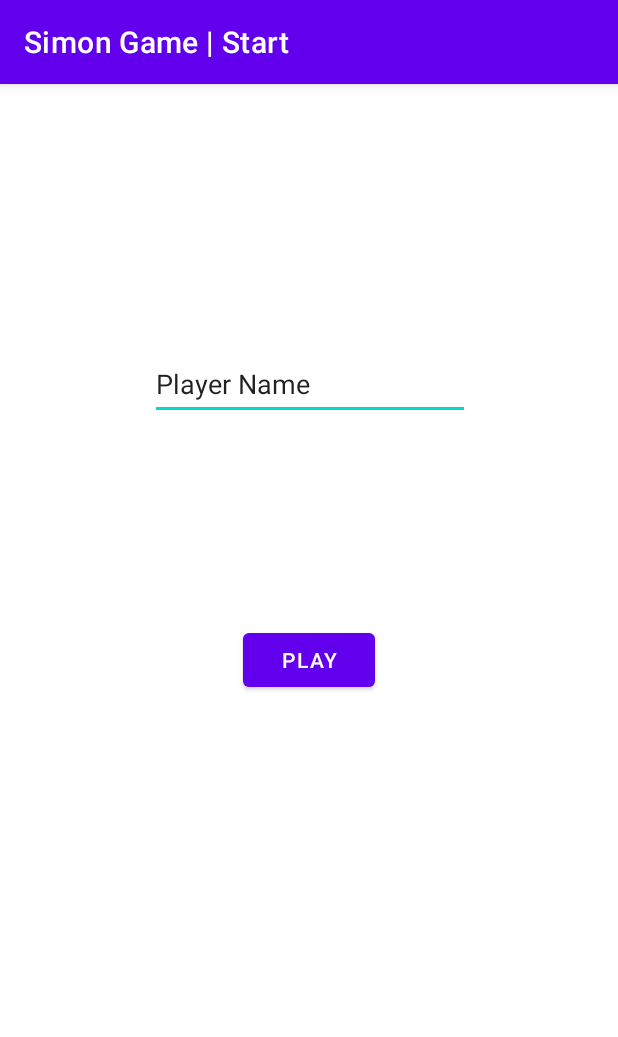
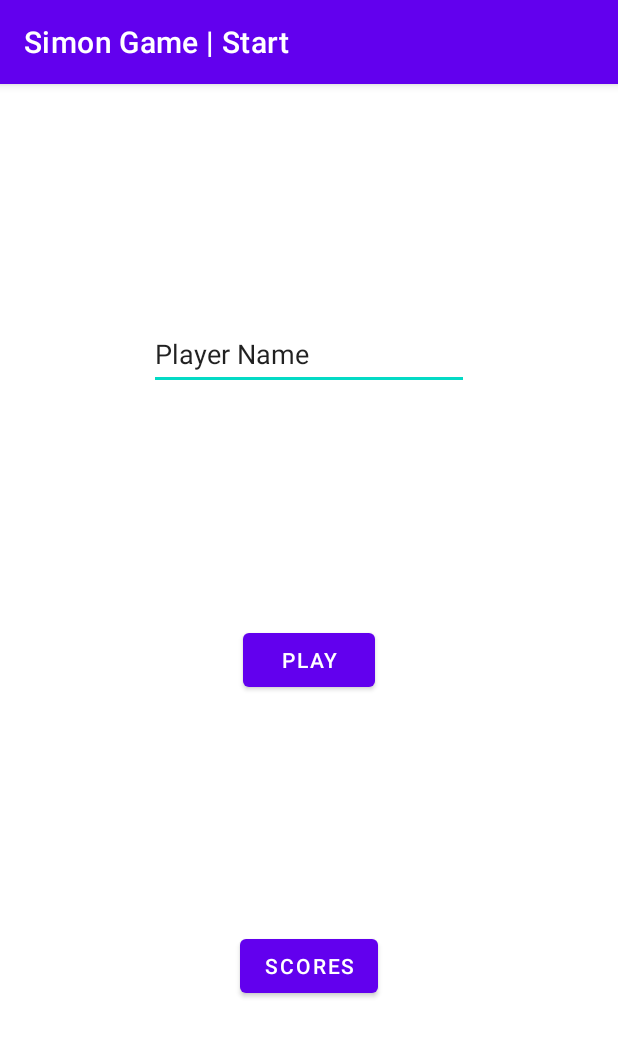
Before and after one commit to elmarchant/m08-uf2-proyecto_android, an Android app: the screen it shows after launch (MainActivity), on a phone screen of 412 x 824 dp. Shown: the top 1037 px of the screen. Run offline under Robolectric (Android 15) with nearby library versions, the phone set to English and light mode, and no system bars; our stand-ins replace Firebase (no records; nobody signed in at launch, a user with empty details on screens opened directly).

Commit message:
Consulta de datos

```diff
--- a/app/src/main/java/com/local/marchant/app/ui/StartFragment.java
+++ b/app/src/main/java/com/local/marchant/app/ui/StartFragment.java
@@ -31,7 +31,7 @@ public class StartFragment extends Fragment {
     // TODO: Rename and change types of parameters
     private String mParam1;
     private String mParam2;
-    private Button nav_play;
+    private Button nav_play, nav_scores;
     private EditText edittext_pn;
 
     public StartFragment() {
@@ -75,18 +75,33 @@ public class StartFragment extends Fragment {
 
         nav_play = (Button) root.findViewById(R.id.nav_play);
         edittext_pn = (EditText) root.findViewById(R.id.editTextTextPlayerName);
+        nav_scores = (Button) root.findViewById(R.id.nav_scores);
         DAOPlayer daoP = new DAOPlayer();
 
         nav_play.setOnClickListener(new View.OnClickListener() {
             @Override
             public void onClick(View v) {
-                Player p = new Player(edittext_pn.getText().toString(),0);
-                daoP.add(p).addOnSuccessListener(suc->{
-                    Toast.makeText(getContext(),"Juagdor insertado con exito",Toast.LENGTH_SHORT).show();
-                }).addOnFailureListener(er->{
-                    Toast.makeText(getContext(),""+er.getMessage(),Toast.LENGTH_SHORT).show();
-                });
-                Navigation.findNavController(root).navigate(R.id.fromStartToPlay);
+                String username = edittext_pn.getText().toString().trim();
+
+                if(!username.equals("") && !username.contains(" ")){
+                    Player p = new Player(username,0);
+                    daoP.add(p).addOnSuccessListener(suc->{
+                        Toast.makeText(getContext(),"Jugador insertado con éxito",Toast.LENGTH_SHORT).show();
+                    }).addOnFailureListener(er->{
+                        Toast.makeText(getContext(),""+er.getMessage(),Toast.LENGTH_SHORT).show();
+                    });
+
+                    Navigation.findNavController(root).navigate(R.id.fromStartToPlay);
+                }else{
+                    Toast.makeText(getContext(),"Nombre de usuario no válido",Toast.LENGTH_SHORT).show();
+                }
+            }
+        });
+
+        nav_scores.setOnClickListener(new View.OnClickListener() {
+            @Override
+            public void onClick(View v) {
+                Navigation.findNavController(root).navigate(R.id.fromStartToScores);
             }
         });
 
--- a/app/src/main/res/layout/fragment_start.xml
+++ b/app/src/main/res/layout/fragment_start.xml
@@ -11,22 +11,34 @@
         android:layout_width="wrap_content"
         android:layout_height="wrap_content"
         android:text="@string/play"
-        app:layout_constraintBottom_toBottomOf="parent"
+        app:layout_constraintBottom_toTopOf="@+id/nav_scores"
+        app:layout_constraintEnd_toEndOf="parent"
+        app:layout_constraintHorizontal_bias="0.5"
+        app:layout_constraintStart_toStartOf="parent"
+        app:layout_constraintTop_toBottomOf="@+id/editTextTextPlayerName" />
+
+    <EditText
+        android:id="@+id/editTextTextPlayerName"
+        android:layout_width="wrap_content"
+        android:layout_height="wrap_content"
+        android:ems="10"
+        android:inputType="textPersonName"
+        android:minHeight="48dp"
+        android:text="Player Name"
+        app:layout_constraintBottom_toTopOf="@+id/nav_play"
         app:layout_constraintEnd_toEndOf="parent"
         app:layout_constraintHorizontal_bias="0.5"
         app:layout_constraintStart_toStartOf="parent"
         app:layout_constraintTop_toTopOf="parent" />
 
-    <EditText
-        android:id="@+id/editTextTextPlayerName"
+    <Button
+        android:id="@+id/nav_scores"
         android:layout_width="wrap_content"
         android:layout_height="wrap_content"
-        android:layout_marginStart="100dp"
-        android:layout_marginTop="176dp"
-        android:ems="10"
-        android:inputType="textPersonName"
-        android:minHeight="48dp"
-        android:text="Player Name"
+        android:text="@string/Scores"
+        app:layout_constraintBottom_toBottomOf="parent"
+        app:layout_constraintEnd_toEndOf="parent"
+        app:layout_constraintHorizontal_bias="0.5"
         app:layout_constraintStart_toStartOf="parent"
-        app:layout_constraintTop_toTopOf="parent" />
+        app:layout_constraintTop_toBottomOf="@+id/nav_play" />
 </androidx.constraintlayout.widget.ConstraintLayout>
--- a/app/src/main/res/navigation/navigation.xml
+++ b/app/src/main/res/navigation/navigation.xml
@@ -13,6 +13,9 @@
         <action
             android:id="@+id/fromStartToPlay"
             app:destination="@id/playFragment" />
+        <action
+            android:id="@+id/fromStartToScores"
+            app:destination="@id/fromHighScoresToStart" />
     </fragment>
     <fragment
         android:id="@+id/playFragment"
@@ -23,4 +26,13 @@
             android:id="@+id/fromPlayToStart"
             app:destination="@id/startFragment" />
     </fragment>
+    <fragment
+        android:id="@+id/fromHighScoresToStart"
+        android:name="com.local.marchant.app.ui.MaxScoresFragment"
+        android:label="fragment_max_scores"
+        tools:layout="@layout/fragment_max_scores" >
+        <action
+            android:id="@+id/fromScoresToStart"
+            app:destination="@id/startFragment" />
+    </fragment>
 </navigation>
```
Also changed, not shown: app/src/main/java/com/local/marchant/app/ui/MaxScoresFragment.java (added, +140 -0 lines), app/src/main/res/layout/fragment_max_scores.xml (added, +76 -0 lines), app/src/main/res/values/strings.xml (+6 -2 lines).
